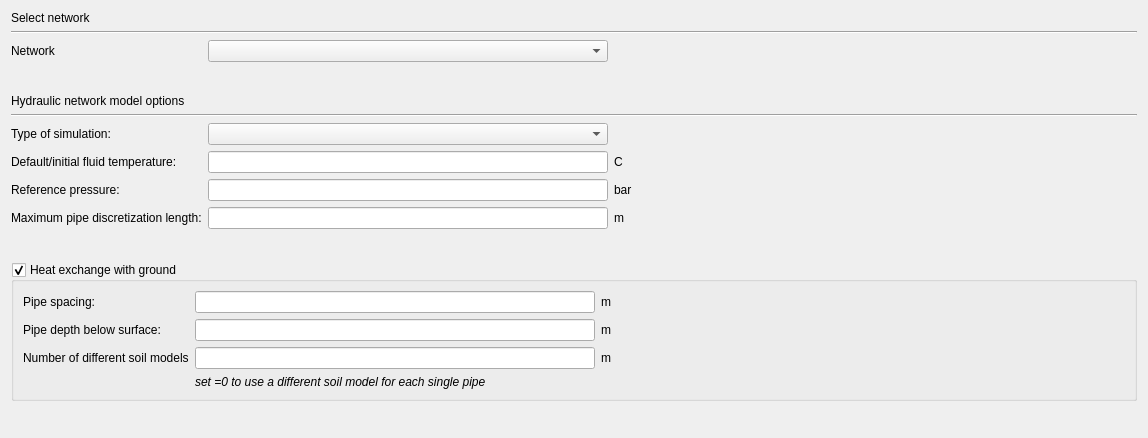
This is SIM-VICUS/src/SVSimulationNetworkOptions.ui in ghorwin/SIM-VICUS as Qt 5 draws it before an edit. The edited form follows.
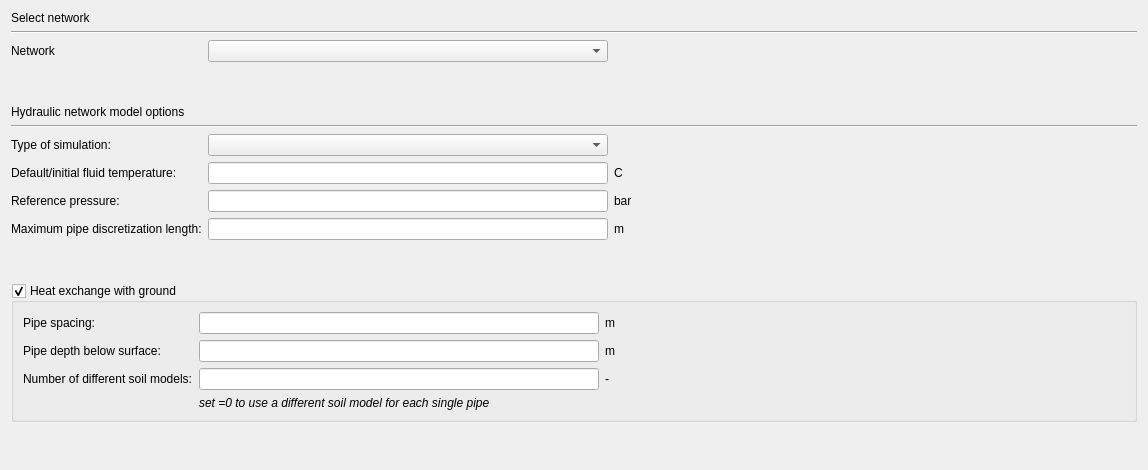
This is the edited form. Custom widgets are drawn as their Qt base class.

Commit message: Language file and widgets updated

```diff
--- a/SIM-VICUS/src/SVSimulationNetworkOptions.ui
+++ b/SIM-VICUS/src/SVSimulationNetworkOptions.ui
@@ -7,7 +7,7 @@
     <x>0</x>
     <y>0</y>
     <width>1148</width>
-    <height>438</height>
+    <height>470</height>
    </rect>
   </property>
   <property name="windowTitle">
@@ -266,7 +266,7 @@
       <item row="2" column="2">
        <widget class="QLabel" name="label_16">
         <property name="text">
-         <string>m</string>
+         <string>-</string>
         </property>
        </widget>
       </item>
@@ -312,7 +312,7 @@
       <item row="2" column="0">
        <widget class="QLabel" name="label_9">
         <property name="text">
-         <string>Number of different soil models</string>
+         <string>Number of different soil models:</string>
         </property>
        </widget>
       </item>
```
The commit also changes 2 other files.
